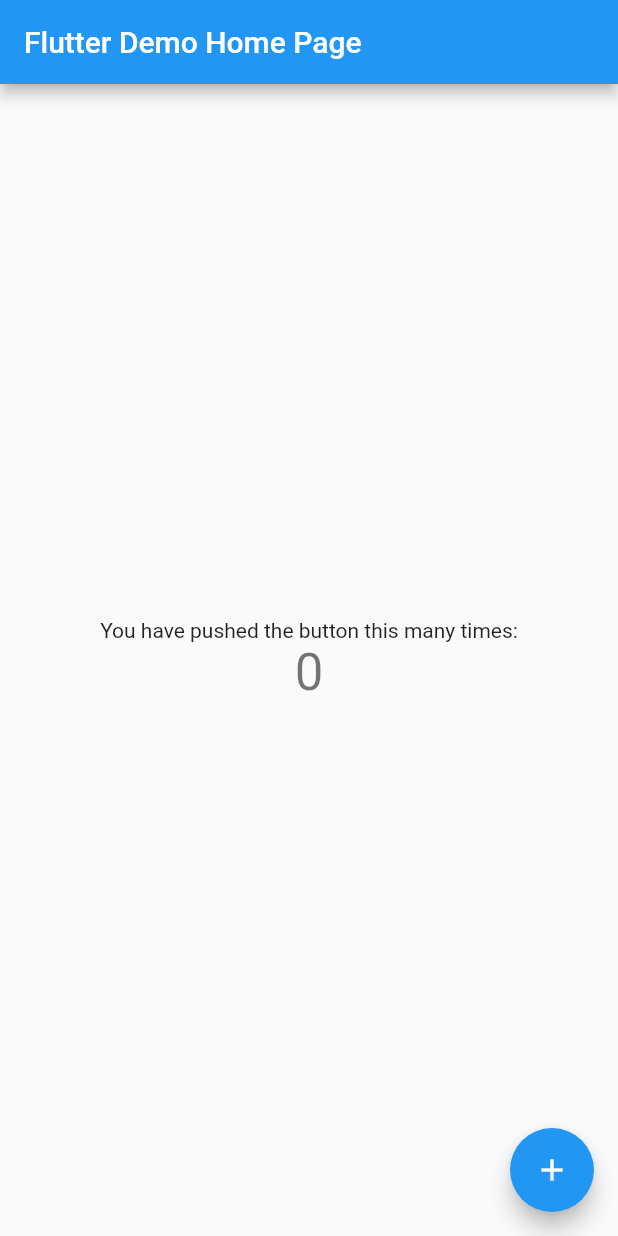
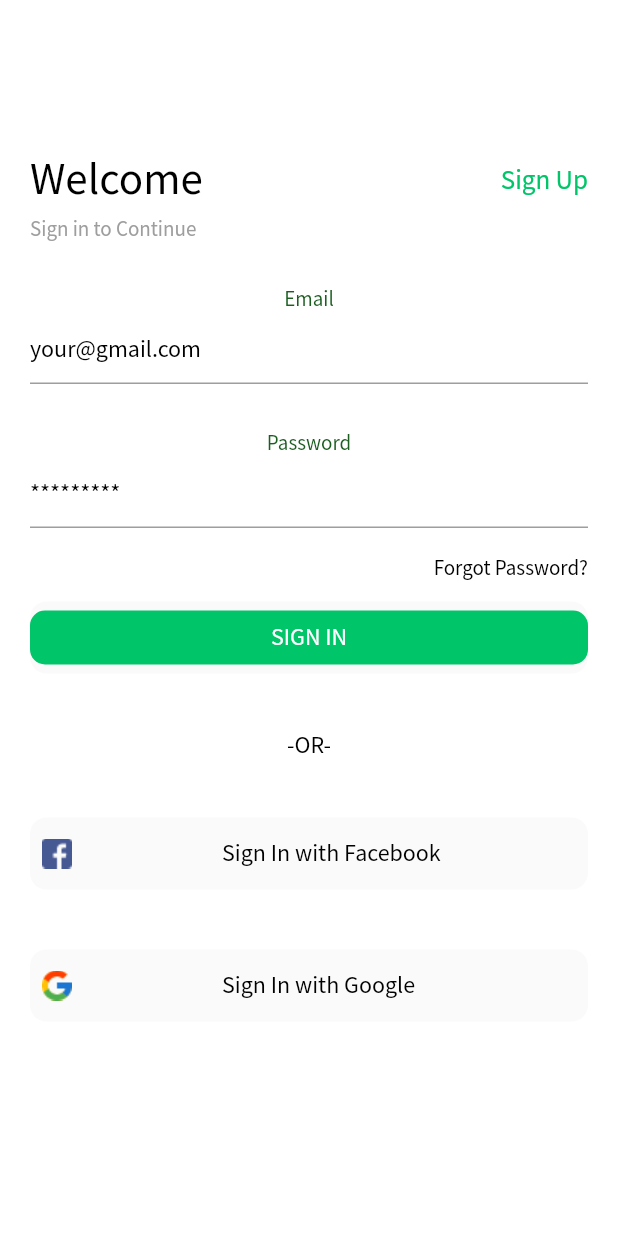
Before and after one commit to hai061898/flutter-firebase, a Flutter app: the screen it shows after launch, on a phone screen of 412 x 824 dp. Run offline on Flutter 3.47's test engine with Material 2 defaults, Android fonts, the phone set to English and light mode, and no system bars; our stand-ins replace get.

Commit message:
login ui

```diff
--- a/lib/main.dart
+++ b/lib/main.dart
@@ -1,113 +1,26 @@
+import 'package:e_commerce_firebase/routes.dart';
 import 'package:flutter/material.dart';
+import 'package:get/get.dart';
 
 void main() {
   runApp(MyApp());
 }
 
 class MyApp extends StatelessWidget {
-  // This widget is the root of your application.
+  const MyApp({ Key? key }) : super(key: key);
+
   @override
   Widget build(BuildContext context) {
-    return MaterialApp(
-      title: 'Flutter Demo',
-      theme: ThemeData(
-        // This is the theme of your application.
-        //
-        // Try running your application with "flutter run". You'll see the
-        // application has a blue toolbar. Then, without quitting the app, try
-        // changing the primarySwatch below to Colors.green and then invoke
-        // "hot reload" (press "r" in the console where you ran "flutter run",
-        // or simply save your changes to "hot reload" in a Flutter IDE).
-        // Notice that the counter didn't reset back to zero; the application
-        // is not restarted.
-        primarySwatch: Colors.blue,
+    return GetMaterialApp(
+      debugShowCheckedModeBanner: false,
+      title: 'Flutter + FireBase',
+       theme: ThemeData(
+        fontFamily: 'SourceSans',
       ),
-      home: MyHomePage(title: 'Flutter Demo Home Page'),
+      initialRoute: '/',
+      getPages: routes(),
+      // initialBinding: Binding(),
+      // home: Login(),
     );
   }
 }
-
-class MyHomePage extends StatefulWidget {
-  MyHomePage({Key? key, required this.title}) : super(key: key);
-
-  // This widget is the home page of your application. It is stateful, meaning
-  // that it has a State object (defined below) that contains fields that affect
-  // how it looks.
-
-  // This class is the configuration for the state. It holds the values (in this
-  // case the title) provided by the parent (in this case the App widget) and
-  // used by the build method of the State. Fields in a Widget subclass are
-  // always marked "final".
-
-  final String title;
-
-  @override
-  _MyHomePageState createState() => _MyHomePageState();
-}
-
-class _MyHomePageState extends State<MyHomePage> {
-  int _counter = 0;
-
-  void _incrementCounter() {
-    setState(() {
-      // This call to setState tells the Flutter framework that something has
-      // changed in this State, which causes it to rerun the build method below
-      // so that the display can reflect the updated values. If we changed
-      // _counter without calling setState(), then the build method would not be
-      // called again, and so nothing would appear to happen.
-      _counter++;
-    });
-  }
-
-  @override
-  Widget build(BuildContext context) {
-    // This method is rerun every time setState is called, for instance as done
-    // by the _incrementCounter method above.
-    //
-    // The Flutter framework has been optimized to make rerunning build methods
-    // fast, so that you can just rebuild anything that needs updating rather
-    // than having to individually change instances of widgets.
-    return Scaffold(
-      appBar: AppBar(
-        // Here we take the value from the MyHomePage object that was created by
-        // the App.build method, and use it to set our appbar title.
-        title: Text(widget.title),
-      ),
-      body: Center(
-        // Center is a layout widget. It takes a single child and positions it
-        // in the middle of the parent.
-        child: Column(
-          // Column is also a layout widget. It takes a list of children and
-          // arranges them vertically. By default, it sizes itself to fit its
-          // children horizontally, and tries to be as tall as its parent.
-          //
-          // Invoke "debug painting" (press "p" in the console, choose the
-          // "Toggle Debug Paint" action from the Flutter Inspector in Android
-          // Studio, or the "Toggle Debug Paint" command in Visual Studio Code)
-          // to see the wireframe for each widget.
-          //
-          // Column has various properties to control how it sizes itself and
-          // how it positions its children. Here we use mainAxisAlignment to
-          // center the children vertically; the main axis here is the vertical
-          // axis because Columns are vertical (the cross axis would be
-          // horizontal).
-          mainAxisAlignment: MainAxisAlignment.center,
-          children: <Widget>[
-            Text(
-              'You have pushed the button this many times:',
-            ),
-            Text(
-              '$_counter',
-              style: Theme.of(context).textTheme.headline4,
-            ),
-          ],
-        ),
-      ),
-      floatingActionButton: FloatingActionButton(
-        onPressed: _incrementCounter,
-        tooltip: 'Increment',
-        child: Icon(Icons.add),
-      ), // This trailing comma makes auto-formatting nicer for build methods.
-    );
-  }
-}
--- /dev/null
+++ b/lib/pages/login/login_screen.dart
@@ -0,0 +1,209 @@
+import 'package:e_commerce_firebase/pages/widgets/CustomText.dart';
+
+import 'package:e_commerce_firebase/utils/constants.dart';
+import 'package:flutter/material.dart';
+
+class LoginScreen extends StatelessWidget {
+  const LoginScreen({Key? key}) : super(key: key);
+
+  @override
+  Widget build(BuildContext context) {
+    final GlobalKey<FormState> _formKey = GlobalKey<FormState>();
+    return Scaffold(
+      backgroundColor: Colors.white,
+      appBar: AppBar(
+        backgroundColor: Colors.white,
+        elevation: 0.0,
+      ),
+      body: Padding(
+        padding: const EdgeInsets.only(
+          top: 50,
+          right: 20,
+          left: 20,
+        ),
+        child: Form(
+          key: _formKey,
+          child: Column(
+            children: [
+              Row(
+                mainAxisAlignment: MainAxisAlignment.spaceBetween,
+                children: [
+                  CustomText(
+                    text: "Welcome",
+                    fontSize: 30,
+                  ),
+                  GestureDetector(
+                    onTap: () {},
+                    // onTap: Get.to(RegisterScreen()),
+                    child: CustomText(
+                      text: "Sign Up",
+                      color: kPrimaryColor,
+                      fontSize: 18,
+                    ),
+                  ),
+                ],
+              ),
+              SizedBox(
+                height: 10,
+              ),
+              CustomText(
+                text: 'Sign in to Continue',
+                fontSize: 14,
+                color: Colors.grey,
+              ),
+              SizedBox(
+                height: 30,
+              ),
+              Container(
+                child: Column(
+                  children: [
+                    Text(
+                      'Email',
+                      style: TextStyle(
+                        fontSize: 14,
+                        color: Colors.green.shade900,
+                      ),
+                    ),
+                    TextFormField(
+                      //  onSaved:(){},
+                      //  validator: (){},
+                      decoration: InputDecoration(
+                        hintText: 'your@gmail.com',
+                        hintStyle: TextStyle(
+                          color: Colors.black,
+                        ),
+                        fillColor: Colors.white,
+                      ),
+                    ),
+                  ],
+                ),
+              ),
+              SizedBox(
+                height: 30,
+              ),
+              Container(
+                child: Column(
+                  children: [
+                    Text(
+                      'Password',
+                      style: TextStyle(
+                        fontSize: 14,
+                        color: Colors.green.shade900,
+                      ),
+                    ),
+                    TextFormField(
+                      //  onSaved:(){},
+                      //  validator: (){},
+                      decoration: InputDecoration(
+                        hintText: '*********',
+                        hintStyle: TextStyle(
+                          color: Colors.black,
+                        ),
+                        fillColor: Colors.white,
+                      ),
+                    ),
+                  ],
+                ),
+              ),
+              SizedBox(
+                height: 20,
+              ),
+              CustomText(
+                text: 'Forgot Password?',
+                fontSize: 14,
+                alignment: Alignment.topRight,
+              ),
+              SizedBox(
+                height: 15,
+              ),
+              Container(
+                decoration: BoxDecoration(
+                  borderRadius: BorderRadius.circular(11),
+                  color: Colors.grey.shade50,
+                ),
+                child: TextButton(
+                  onPressed: () {},
+                  style: TextButton.styleFrom(
+                    shape: RoundedRectangleBorder(
+                      borderRadius: BorderRadius.circular(10.0),
+                    ),
+                    padding: EdgeInsets.all(10),
+                    backgroundColor: kPrimaryColor,
+                  ),
+                  child: CustomText(
+                    alignment: Alignment.center,
+                    text: 'SIGN IN',
+                    color: Colors.white,
+                  ),
+                ),
+              ),
+              SizedBox(
+                height: 40,
+              ),
+              CustomText(
+                text: '-OR-',
+                alignment: Alignment.center,
+              ),
+              SizedBox(
+                height: 40,
+              ),
+              Container(
+                decoration: BoxDecoration(
+                  borderRadius: BorderRadius.circular(11),
+                  color: Colors.grey.shade50,
+                ),
+                child: TextButton(
+                  onPressed: () {},
+                  style: TextButton.styleFrom(
+                    shape: RoundedRectangleBorder(
+                      borderRadius: BorderRadius.circular(10.0),
+                    ),
+                  ),
+                  child: Row(
+                    children: [
+                      Image.asset("assets/images/facebook.png"),
+                      SizedBox(
+                        width: 100,
+                      ),
+                      CustomText(
+                        text: 'Sign In with Facebook',
+                      ),
+                    ],
+                  ),
+                ),
+              ),
+              SizedBox(
+                height: 40,
+              ),
+              Container(
+                decoration: BoxDecoration(
+                  borderRadius: BorderRadius.circular(11),
+                  color: Colors.grey.shade50,
+                ),
+                child: TextButton(
+                  onPressed: () {},
+                  style: TextButton.styleFrom(
+                    shape: RoundedRectangleBorder(
+                      borderRadius: BorderRadius.circular(10.0),
+                    ),
+                  ),
+                  child: Row(
+                    children: [
+                      Image.asset("assets/images/google.png"),
+                      SizedBox(
+                        width: 100,
+                      ),
+                      CustomText(
+                        text: 'Sign In with Google',
+                      ),
+                    ],
+                  ),
+                ),
+              ),
+            ],
+          ),
+        ),
+      ),
+    );
+  }
+}
--- /dev/null
+++ b/lib/pages/widgets/CustomButtomSocial.dart
@@ -0,0 +1,44 @@
+import 'package:flutter/material.dart';
+
+import 'CustomText.dart';
+
+class CustomButtonSocial extends StatelessWidget {
+  final String text;
+  final String imageName;
+  final Function press;
+
+  CustomButtonSocial({
+    required this.text,
+    required this.imageName,
+    required this.press,
+  });
+
+  @override
+  Widget build(BuildContext context) {
+    return Container(
+      decoration: BoxDecoration(
+        borderRadius: BorderRadius.circular(11),
+        color: Colors.grey.shade50,
+      ),
+      child: TextButton(
+        onPressed:() => press,
+       style: TextButton.styleFrom(
+          shape:  RoundedRectangleBorder(
+          borderRadius:  BorderRadius.circular(10.0),
+        ),
+       ),
+        child: Row(
+          children: [
+            Image.asset(imageName),
+            SizedBox(
+              width: 100,
+            ),
+            CustomText(
+              text: text,
+            ),
+          ],
+        ),
+      ),
+    );
+  }
+}
--- /dev/null
+++ b/lib/pages/widgets/CustomButton.dart
@@ -0,0 +1,31 @@
+import 'package:e_commerce_firebase/utils/constants.dart';
+import 'package:flutter/material.dart';
+
+import 'CustomText.dart';
+
+class CustomButton extends StatelessWidget {
+  const CustomButton({ Key? key, required this.press, this.text='Write text', this.color=kPrimaryColor }) : super(key: key);
+  final String text;
+  final Color color;
+  final Function press;
+  @override
+  Widget build(BuildContext context) {
+    return TextButton(
+      onPressed:()=> press,
+      style: TextButton.styleFrom(
+        shape: RoundedRectangleBorder(
+          borderRadius: BorderRadius.circular(10.0),
+        ),
+        padding: EdgeInsets.all(10),
+        backgroundColor: kPrimaryColor,
+
+      ),
+      child: CustomText(
+        alignment: Alignment.center,
+        text: text,
+        color: Colors.white,
+      ),
+
+    );
+  }
+}
--- /dev/null
+++ b/lib/pages/widgets/CustomText.dart
@@ -0,0 +1,34 @@
+import 'package:flutter/material.dart';
+
+class CustomText extends StatelessWidget {
+  const CustomText({
+    Key? key,
+    this.text = '',
+    this.fontSize = 16,
+    this.color = Colors.black,
+    this.alignment = Alignment.topLeft,
+    this.maxLine,
+    this.height = 1,
+  }) : super(key: key);
+  final String text;
+  final double fontSize;
+  final Color color;
+  final Alignment alignment;
+  final int? maxLine;
+  final double height;
+  @override
+  Widget build(BuildContext context) {
+    return Container(
+      alignment: alignment,
+      child: Text(
+        text,
+        style: TextStyle(
+          color: color,
+          height: height,
+          fontSize: fontSize,
+        ),
+        maxLines: maxLine,
+      ),
+    );
+  }
+}
--- /dev/null
+++ b/lib/pages/widgets/Custom_Text_Form.dart
@@ -0,0 +1,43 @@
+import 'package:flutter/material.dart';
+
+import 'CustomText.dart';
+
+class CustomTextFormField extends StatelessWidget {
+  final String? text;
+  final String? hint;
+  final Function? onSave;
+  // final Function? validator;
+
+  CustomTextFormField({
+    this.text,
+    this.hint,
+    required this.onSave,
+
+  });
+
+  @override
+  Widget build(BuildContext context) {
+    return Container(
+      child: Column(
+        children: [
+          CustomText(
+            text: text!,
+            fontSize: 14,
+            color: Colors.grey.shade900,
+          ),
+          TextFormField(
+            onSaved:(onSave){},
+            // validator:(validator){},
+            decoration: InputDecoration(
+              hintText: hint,
+              hintStyle: TextStyle(
+                color: Colors.black,
+              ),
+              fillColor: Colors.white,
+            ),
+          )
+        ],
+      ),
+    );
+  }
+}
--- /dev/null
+++ b/lib/routes.dart
@@ -0,0 +1,6 @@
+import 'package:e_commerce_firebase/pages/login/login_screen.dart';
+import 'package:get/get.dart';
+
+routes() => [
+  GetPage(name: '/', page: ()=>LoginScreen())
+];
--- /dev/null
+++ b/lib/utils/constants.dart
@@ -0,0 +1,3 @@
+import 'package:flutter/material.dart';
+
+const kPrimaryColor = Color.fromRGBO(0, 197, 105, 1);
```
Also changed, not shown: pubspec.yaml (+8 -7 lines), assets/fonts/SourceSansPro.ttf (added), assets/images/Icon_Cart.png (added), assets/images/Icon_Explore.png (added), assets/images/Icon_Mens Shoe.png (added), assets/images/Icon_User.png (added), assets/images/Image.png (added), assets/images/chaire.png (added), assets/images/facebook.png (added), assets/images/google.png (added), pubspec.lock, 1 other file.
